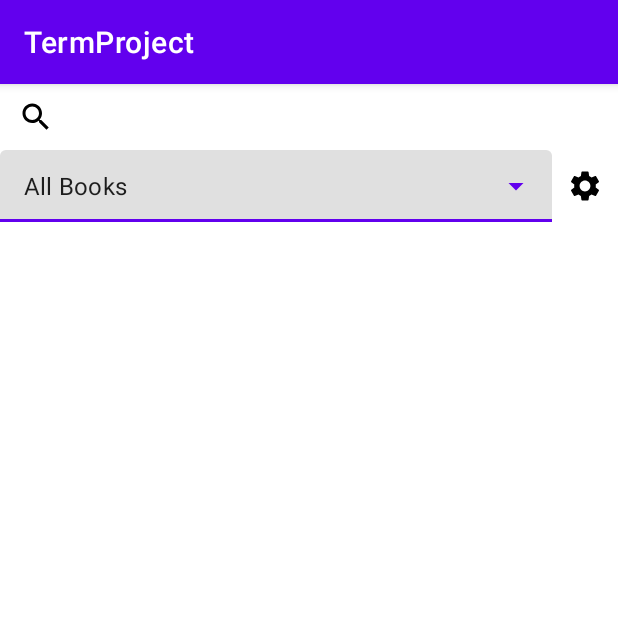
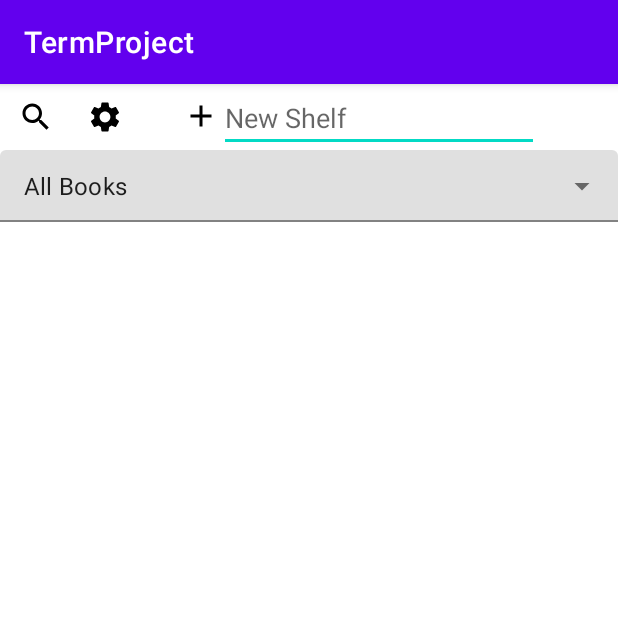
Before and after one commit to brinstervt/MobileTermProject, an Android app: the screen it shows after launch once a user with an empty profile is signed in (MainActivity), on a phone screen of 412 x 824 dp, the top half of it. Run offline under Robolectric (Android 15) with nearby library versions, the phone set to English and light mode, and no system bars; our stand-ins replace Firebase (no records; nobody signed in at launch, a user with empty details on screens opened directly); pictures from the network do not load.

Commit message:
shelf filtering

```diff
--- a/app/src/main/java/com/example/termproject/ListFragment.kt
+++ b/app/src/main/java/com/example/termproject/ListFragment.kt
@@ -8,6 +8,7 @@ import android.view.LayoutInflater
 import android.view.View
 import android.view.ViewGroup
 import android.widget.*
+import android.widget.AdapterView.OnItemClickListener
 import androidx.core.os.bundleOf
 import androidx.core.view.get
 import androidx.navigation.findNavController
@@ -26,6 +27,8 @@ import com.google.firebase.database.FirebaseDatabase
 import com.google.firebase.database.ktx.database
 import com.google.firebase.ktx.Firebase
 import com.google.gson.JsonObject
+import kotlinx.coroutines.GlobalScope
+import kotlinx.coroutines.launch
 import retrofit2.Call
 import retrofit2.Callback
 import retrofit2.Response
@@ -36,6 +39,7 @@ class ListFragment : Fragment() {
     private lateinit var database: DatabaseReference
     private val userID = Firebase.auth.currentUser?.uid
     private val access = DataAccess()
+    private var shelfList:MutableList<String> = mutableListOf("All Books", "Currently Reading", "To Read", "Read")
 
     @Suppress("DEPRECATION")
     @SuppressLint("UseCompatLoadingForDrawables")
@@ -75,27 +79,54 @@ class ListFragment : Fragment() {
             view.findNavController().navigate(R.id.action_listFragment_to_settingsFragment)
         }
 
+        val bookList = view.findViewById<RecyclerView>(R.id.book_list)
+        val bookAdapter = BookListAdapter()
+        bookList.adapter = bookAdapter
+        bookList.layoutManager = LinearLayoutManager(context, RecyclerView.VERTICAL, false)
+
+        setupExposedDropdownMenu(shelfSelect, bookAdapter)
+        GlobalScope.launch{
+            database.child("userInfo/$userID/shelves").get().addOnSuccessListener {
+                it.children.forEach {shelf ->
+                    if(!shelfList.contains(shelf.key.toString())) {
+                        shelfList.add(shelf.key.toString())
+                        activity?.runOnUiThread {
+                            setupExposedDropdownMenu(shelfSelect, bookAdapter)
+                        }
+                    }
+                }
+            }
+        }
 
 
-        setupExposedDropdownMenu(shelfSelect)
-
-        val bookList = view.findViewById<RecyclerView>(R.id.book_list)
-        val adapter = BookListAdapter()
-        bookList.adapter = adapter
-        bookList.layoutManager = LinearLayoutManager(context, RecyclerView.VERTICAL, false)
 
 //        adapter.populateFromShelf("Read")
-        adapter.populateAllBooks()
+        bookAdapter.populateAllBooks()
 
-        view.findViewById<AutoCompleteTextView>(R.id.autocomplete).setOnItemClickListener { adapterView, view, i, l ->
+        val adpaterOnClick = OnItemClickListener { adapterView, view, i, l ->
+            Log.d("clicking", "entered")
             val shelf = (adapterView.get(i) as MaterialTextView).text.toString()
             Log.d("clicker", shelf)
-            if(shelf == "All Books"){
-                adapter.populateAllBooks()
-            }else{
-                adapter.populateFromShelf(shelf)
+            if (shelf == "All Books") {
+                bookAdapter.populateAllBooks()
+            } else {
+                bookAdapter.populateFromShelf(shelf)
             }
         }
+
+        binding.addShelfButton.setOnClickListener {
+            val name = binding.addShelfText.text.toString()
+            if (name.isNotBlank() && !shelfList.contains(name)){
+                access.addShelf(name, userID.toString())
+                binding.addShelfText.text.clear()
+                shelfList.add(name)
+                setupExposedDropdownMenu(shelfSelect, bookAdapter)
+            }
+        }
+
+//        OnItemClickListener { adapterView, view, i, l ->
+//
+//        }
 
 //        shelfSelect.setOnFocusChangeListener { view, b ->
 //            Log.d("focus change", "success")
@@ -111,8 +142,8 @@ class ListFragment : Fragment() {
         return view
     }
 
-    private fun setupExposedDropdownMenu(shelfSelect:TextInputLayout) {
-        val items = resources.getStringArray(R.array.dropdown)
+    private fun setupExposedDropdownMenu(shelfSelect:TextInputLayout, bookAdapter:BookListAdapter) {
+        val items = shelfList
         val adapter = ArrayAdapter(requireContext(), R.layout.dropdown_menu_item, items)
 
         val autoCompleteTextView = shelfSelect.editText as? AutoCompleteTextView
@@ -121,7 +152,15 @@ class ListFragment : Fragment() {
         // Set the first item as the default selected item
         autoCompleteTextView?.setText(adapter.getItem(0), false)
 
-        autoCompleteTextView?.setOnItemClickListener { _, _, position, _ ->
+        autoCompleteTextView?.setOnItemClickListener { adapterView, _, position, _ ->
+            Log.d("clicking", "entered")
+            val shelf = (adapterView[position] as MaterialTextView).text.toString()
+            Log.d("clicker", shelf)
+            if (shelf == "All Books") {
+                bookAdapter.populateAllBooks()
+            } else {
+                bookAdapter.populateFromShelf(shelf)
+            }
         }
     }
 
--- a/app/src/main/res/layout/activity_main.xml
+++ b/app/src/main/res/layout/activity_main.xml
@@ -11,6 +11,7 @@
         android:id="@+id/fragmentContainerView"
         android:layout_width="match_parent"
         android:layout_height="match_parent"
+        app:defaultNavHost="true"
         android:name="androidx.navigation.fragment.NavHostFragment"
         app:layout_constraintBottom_toTopOf="parent"
         app:layout_constraintEnd_toStartOf="parent"
--- a/app/src/main/res/layout/fragment_list.xml
+++ b/app/src/main/res/layout/fragment_list.xml
@@ -15,6 +15,35 @@
         android:src="@drawable/baseline_search_24"
         app:layout_constraintStart_toStartOf="parent"
         app:layout_constraintTop_toTopOf="parent" />
+    <ImageButton
+        android:id="@+id/settings_button"
+        android:layout_width="wrap_content"
+        android:layout_height="0dp"
+        android:background="#00000000"
+        android:layout_margin="10dp"
+        android:src="@drawable/baseline_settings_24"
+        app:layout_constraintStart_toEndOf="@+id/search"
+        app:layout_constraintTop_toTopOf="parent"/>
+    <ImageButton
+        android:id="@+id/add_shelf_button"
+        android:layout_width="wrap_content"
+        android:layout_height="wrap_content"
+        android:src="@drawable/baseline_add_24"
+        android:background="#00000000"
+        android:layout_marginTop="9dp"
+        android:layout_marginStart="40dp"
+        app:layout_constraintStart_toEndOf="@+id/settings_button"
+        app:layout_constraintTop_toTopOf="parent"/>
+
+    <EditText
+        android:id="@+id/add_shelf_text"
+        android:layout_width="wrap_content"
+        android:layout_height="wrap_content"
+        android:ems="10"
+        android:inputType="text"
+        android:hint="New Shelf"
+        app:layout_constraintStart_toEndOf="@+id/add_shelf_button"
+        app:layout_constraintTop_toTopOf="parent"/>
 
     <com.google.android.material.textfield.TextInputLayout
         android:id="@+id/shelf_select"
@@ -23,7 +52,7 @@
         android:layout_height="wrap_content"
         app:layout_constraintTop_toBottomOf="@id/search"
         app:layout_constraintStart_toStartOf="parent"
-        app:layout_constraintEnd_toStartOf="@+id/settings_button"
+        app:layout_constraintEnd_toEndOf="parent"
         android:layout_marginTop="0dp">
 
         <AutoCompleteTextView
@@ -36,17 +65,7 @@
 
     </com.google.android.material.textfield.TextInputLayout>
 
-    <ImageButton
-        android:id="@+id/settings_button"
-        android:layout_width="wrap_content"
-        android:layout_height="0dp"
-        android:background="#00000000"
-        android:layout_margin="10dp"
-        android:src="@drawable/baseline_settings_24"
-        app:layout_constraintTop_toTopOf="@id/shelf_select"
-        app:layout_constraintBottom_toBottomOf="@id/shelf_select"
-        app:layout_constraintStart_toEndOf="@+id/shelf_select"
-        app:layout_constraintEnd_toEndOf="parent"/>
+
 
     <androidx.recyclerview.widget.RecyclerView
         android:id="@+id/book_list"
@@ -60,4 +79,5 @@
 
 
 
+
 </androidx.constraintlayout.widget.ConstraintLayout>
```
Also changed, not shown: app/src/main/java/com/example/termproject/BookFragment.kt (+3 -5 lines), app/src/main/java/com/example/termproject/backend/DataAccess.kt (+9 -0 lines).
